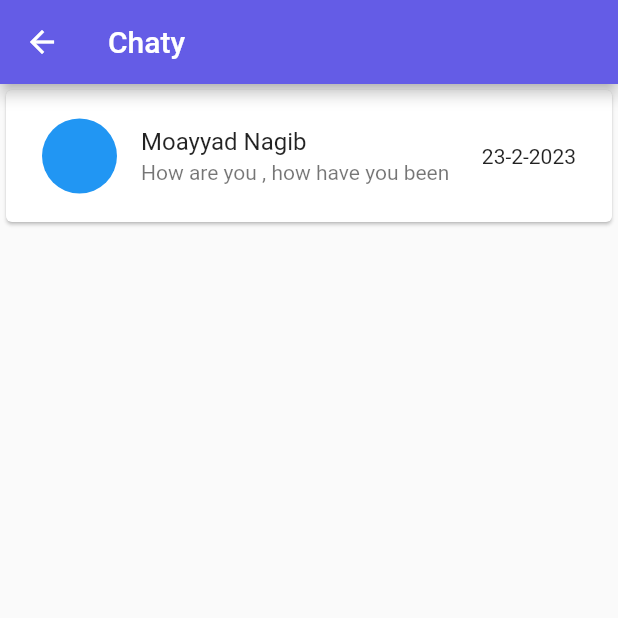
After one commit to moayyadmn/chat_app, a Flutter app: the UserChatScreen screen opened by its route, on a phone screen of 412 x 824 dp, the top half of it. The commit adds this screen. Run offline on Flutter 3.47's test engine with Material 2 defaults, Android fonts, the phone set to English and light mode, and no system bars; our stand-ins replace cloud_firestore, dots_indicator, firebase_auth, firebase_core, flutter_bloc; accounts and stored records are empty.

Commit message:
Add User Chat Screen And Card Widget

```diff
--- a/lib/constants.dart
+++ b/lib/constants.dart
@@ -3,4 +3,5 @@ import 'package:flutter/animation.dart';
 const String kLoginRoute = 'loginScreen';
 const String kSignUpRoute = 'signUpScreen';
 const String kChatRoute = 'chatScreen';
+const String kUserChatRoute = 'userChatScreen';
 const Color kMainColor = Color(0xff645ce6);
--- a/lib/main.dart
+++ b/lib/main.dart
@@ -6,7 +6,8 @@ import 'package:scholarchat_app/cubits/chat_cubit/chat_cubit.dart';
 import 'package:scholarchat_app/cubits/signup_cubit/signup_cubit.dart';
 import 'package:scholarchat_app/cubits/login_cubit/login_cubit.dart';
 import 'package:scholarchat_app/screens/signup_screen.dart';
-import 'package:scholarchat_app/screens/welcome_screen/welcome_screen.dart';
+import 'package:scholarchat_app/screens/user_chat_screen.dart';
+import 'package:scholarchat_app/screens/welcome_screen.dart';
 import 'firebase_options.dart';
 import 'screens/chat_screen.dart';
 import 'screens/login_screen.dart';
@@ -38,6 +39,7 @@ class MyApp extends StatelessWidget {
       child: MaterialApp(
         title: 'ScholarChat',
         theme: ThemeData(
+          appBarTheme: const AppBarTheme(color: kMainColor),
           primarySwatch: Colors.blue,
         ),
         home: const WelcomeScreen(),
@@ -45,6 +47,7 @@ class MyApp extends StatelessWidget {
           kLoginRoute: (context) => LogInScreen(),
           kSignUpRoute: (context) => SignUpScreen(),
           kChatRoute: (context) => ChatScreen(),
+          kUserChatRoute: ((context) => const UserChatScreen())
         },
       ),
     );
--- a/lib/screens/login_screen.dart
+++ b/lib/screens/login_screen.dart
@@ -35,7 +35,7 @@ class LogInScreen extends StatelessWidget {
           } else if (state is LoginSuccess) {
             BlocProvider.of<ChatCubit>(context).getMessages();
             Navigator.of(context)
-                .pushReplacementNamed('chatScreen', arguments: email);
+                .pushReplacementNamed(kUserChatRoute, arguments: email);
           } else if (state is LoginFailure) {
             ScaffoldMessenger.of(context)
                 .showSnackBar(SnackBar(content: Text(state.errMessage)));
@@ -133,7 +133,7 @@ class LogInScreen extends StatelessWidget {
                           alignment: Alignment.center,
                           decoration: BoxDecoration(
                             borderRadius: BorderRadius.circular(15),
-                            color:  kMainColor,
+                            color: kMainColor,
                           ),
                           width: double.infinity,
                           height: 50,
--- a/lib/screens/signup_screen.dart
+++ b/lib/screens/signup_screen.dart
@@ -33,7 +33,7 @@ class SignUpScreen extends StatelessWidget {
           } else if (state is SignupSuccess) {
             BlocProvider.of<ChatCubit>(context).getMessages();
             Navigator.of(context)
-                .pushReplacementNamed('chatScreen', arguments: email);
+                .pushReplacementNamed(kUserChatRoute, arguments: email);
           } else if (state is SignupFailure) {
             ScaffoldMessenger.of(context)
                 .showSnackBar(SnackBar(content: Text(state.errMessage)));
--- /dev/null
+++ b/lib/screens/user_chat_screen.dart
@@ -0,0 +1,15 @@
+import 'package:flutter/material.dart';
+
+import '../widgets/user_card_widget.dart';
+
+class UserChatScreen extends StatelessWidget {
+  const UserChatScreen({super.key});
+
+  @override
+  Widget build(BuildContext context) {
+    return Scaffold(
+      appBar: AppBar(title: const Text('Chaty')),
+      body: const UserCardWidget(),
+    );
+  }
+}
--- a/lib/screens/welcome_screen/welcome_screen.dart
+++ b/lib/screens/welcome_screen.dart
@@ -1,7 +1,7 @@
 import 'package:dots_indicator/dots_indicator.dart';
 import 'package:flutter/material.dart';
 import '/constants.dart';
-import '../../widgets/welcome_screen_custom_container.dart';
+import '../widgets/welcome_screen_custom_container.dart';
 
 class WelcomeScreen extends StatefulWidget {
   const WelcomeScreen({super.key});
--- /dev/null
+++ b/lib/widgets/user_card_widget.dart
@@ -0,0 +1,25 @@
+import 'package:flutter/material.dart';
+
+class UserCardWidget extends StatelessWidget {
+  const UserCardWidget({
+    Key? key,
+  }) : super(key: key);
+
+  @override
+  Widget build(BuildContext context) {
+    return const Card(
+      child: Padding(
+        padding: EdgeInsets.all(8.0),
+        child: ListTile(
+          leading: CircleAvatar(
+            radius: 25,
+            backgroundColor: Colors.blue,
+          ),
+          title: Text('Moayyad Nagib'),
+          subtitle: Text('How are you , how have you been'),
+          trailing: Text('23-2-2023'),
+        ),
+      ),
+    );
+  }
+}
```
